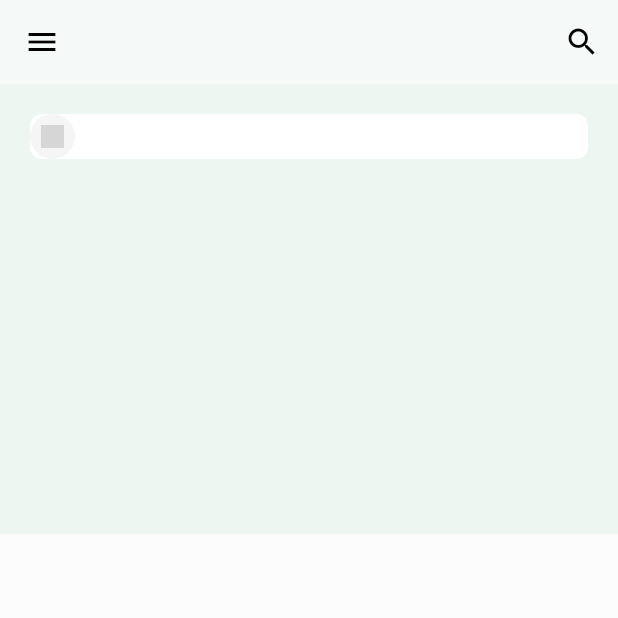
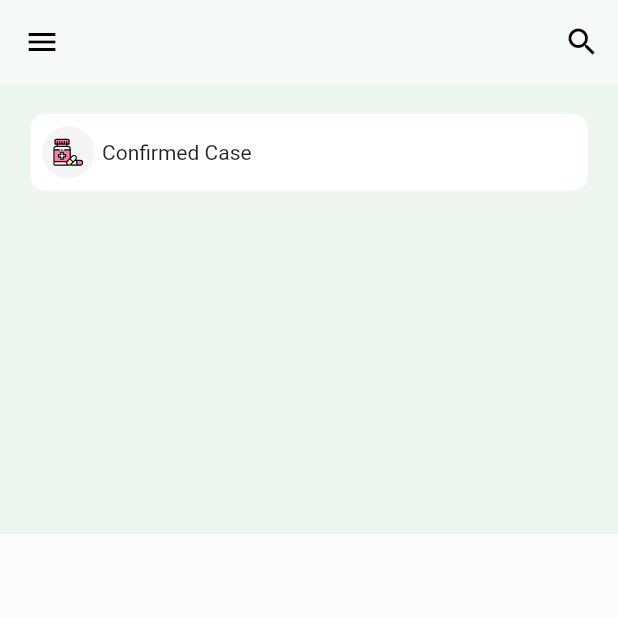
Before and after one commit to kennyadenat/finance, a Flutter app: the screen it shows after launch, on a phone screen of 412 x 824 dp, the top half of it. Run offline on Flutter 3.47's test engine with Material 2 defaults, Android fonts, the phone set to English and light mode, and no system bars; our stand-ins replace flutter_svg; grey boxes are pictures that could not be loaded.

Commit message:
updated layout

```diff
--- a/lib/view/covid_landing.dart
+++ b/lib/view/covid_landing.dart
@@ -27,27 +27,36 @@ class _CovidLandingState extends State<CovidLanding> {
             Container(
               decoration: BoxDecoration(
                 color: Colors.white,
-                borderRadius: BorderRadius.circular(8.0),
+                borderRadius: BorderRadius.circular(10.0),
               ),
               child: Column(
                 children: <Widget>[
-                  Row(
+                  Padding(
+                    padding: EdgeInsets.all(8.0),
+                    child: Row(
                       children: <Widget>[
                         Container(
                           alignment: Alignment.center,
-                        height: 30,
-                        width: 30,
+                          height: 35,
+                          width: 35,
                           decoration: BoxDecoration(
                             color: Colors.grey.withOpacity(0.1),
                             shape: BoxShape.circle,
                           ),
                           child: SvgPicture.asset(
-                          "",
-                          height: 15,
-                          width: 15,
+                            "assets/icons/002-vitamin.svg",
+                            height: 20,
+                            width: 20,
                           ),
                         ),
+                        SizedBox(width: 5),
+                        Text(
+                          "Confirmed Case",
+                          maxLines: 2,
+                          overflow: TextOverflow.ellipsis,
+                        )
                       ],
+                    ),
                   )
                 ],
               ),
```
Lines whose indentation alone changed are shown as unchanged.
